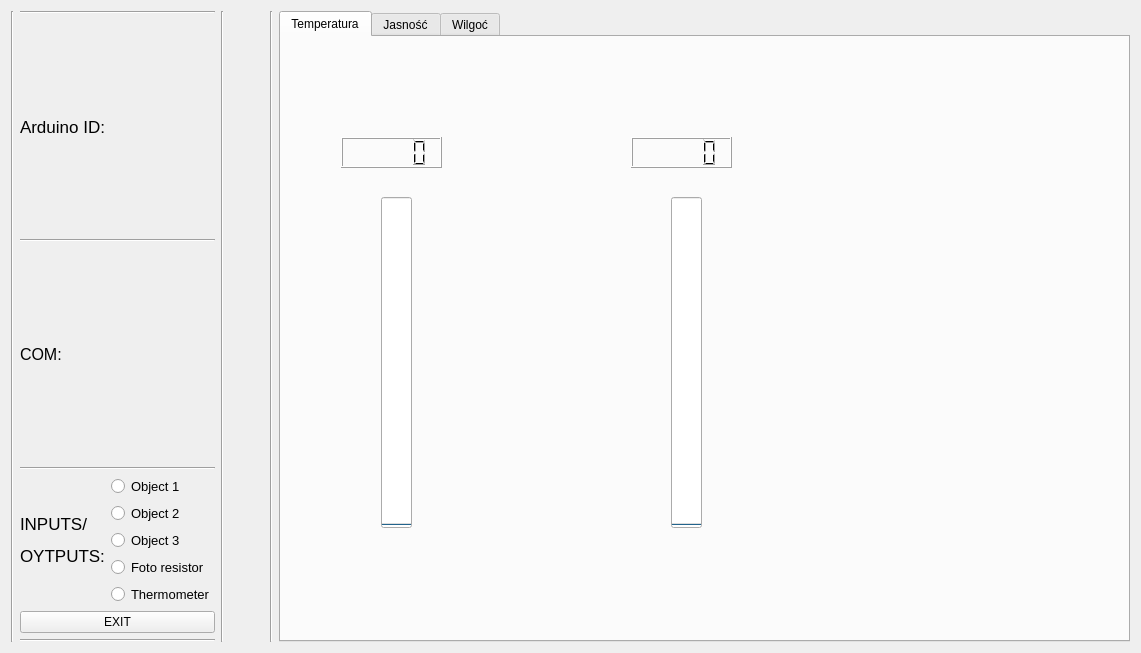
First picture: the form in Staff.ui, repository xxBeWolfxx/house_manager, before the edit.
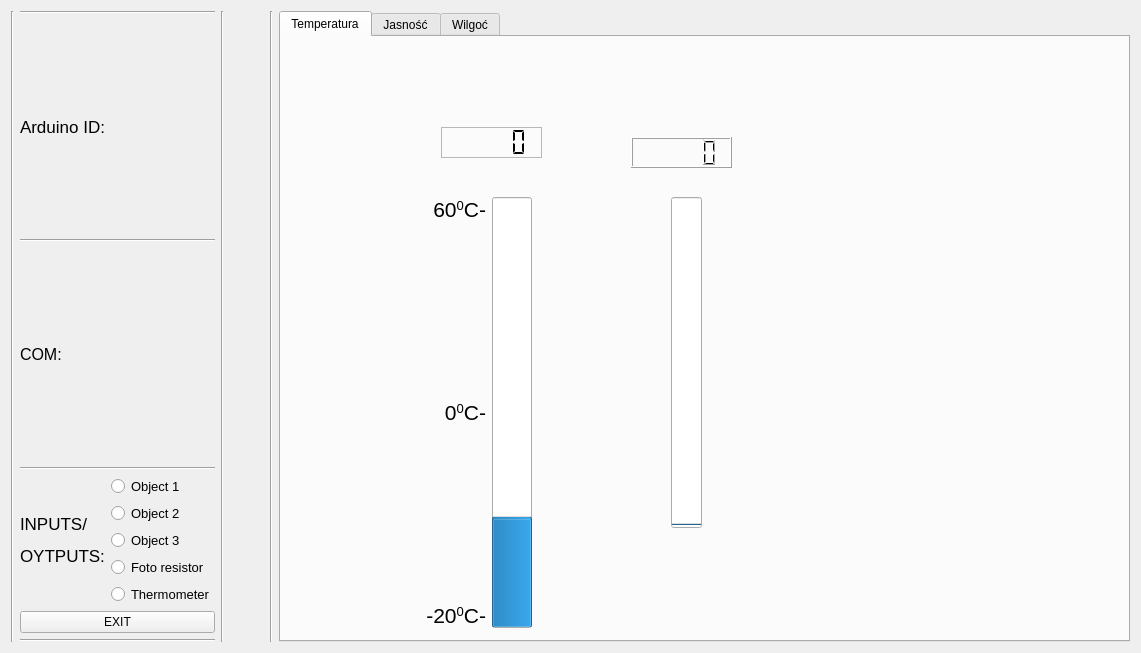
Second picture: the form after the edit. The open tabs and pages were chosen to show the change.

Patch:
```diff
--- a/Staff.ui
+++ b/Staff.ui
@@ -274,28 +274,176 @@
       <widget class="QLCDNumber" name="lcd_temp_1">
        <property name="geometry">
         <rect>
-         <x>60</x>
-         <y>100</y>
+         <x>160</x>
+         <y>90</y>
          <width>101</width>
          <height>31</height>
         </rect>
        </property>
+       <property name="frameShape">
+        <enum>QFrame::StyledPanel</enum>
+       </property>
+       <property name="frameShadow">
+        <enum>QFrame::Plain</enum>
+       </property>
+       <property name="segmentStyle">
+        <enum>QLCDNumber::Flat</enum>
+       </property>
       </widget>
-      <widget class="QProgressBar" name="temp_bar1">
+      <widget class="QWidget" name="gridLayoutWidget">
        <property name="geometry">
         <rect>
-         <x>100</x>
-         <y>160</y>
-         <width>31</width>
-         <height>331</height>
+         <x>30</x>
+         <y>140</y>
+         <width>221</width>
+         <height>451</height>
         </rect>
        </property>
-       <property name="value">
-        <number>0</number>
-       </property>
-       <property name="orientation">
-        <enum>Qt::Vertical</enum>
-       </property>
+       <layout class="QGridLayout" name="gridLayout">
+        <item row="1" column="0">
+         <layout class="QVBoxLayout" name="verticalLayout_3">
+          <item>
+           <widget class="QLabel" name="label">
+            <property name="maximumSize">
+             <size>
+              <width>16777215</width>
+              <height>16777215</height>
+             </size>
+            </property>
+            <property name="font">
+             <font>
+              <pointsize>16</pointsize>
+             </font>
+            </property>
+            <property name="layoutDirection">
+             <enum>Qt::LeftToRight</enum>
+            </property>
+            <property name="text">
+             <string>&lt;html&gt;&lt;head/&gt;&lt;body&gt;&lt;p align=&quot;right&quot;&gt;60&lt;span style=&quot; vertical-align:super;&quot;&gt;0&lt;/span&gt;C-&lt;/p&gt;&lt;/body&gt;&lt;/html&gt;</string>
+            </property>
+           </widget>
+          </item>
+          <item>
+           <spacer name="verticalSpacer_3">
+            <property name="orientation">
+             <enum>Qt::Vertical</enum>
+            </property>
+            <property name="sizeType">
+             <enum>QSizePolicy::MinimumExpanding</enum>
+            </property>
+            <property name="sizeHint" stdset="0">
+             <size>
+              <width>60</width>
+              <height>40</height>
+             </size>
+            </property>
+           </spacer>
+          </item>
+          <item>
+           <widget class="QLabel" name="label_4">
+            <property name="maximumSize">
+             <size>
+              <width>16777215</width>
+              <height>16777215</height>
+             </size>
+            </property>
+            <property name="font">
+             <font>
+              <pointsize>16</pointsize>
+             </font>
+            </property>
+            <property name="layoutDirection">
+             <enum>Qt::LeftToRight</enum>
+            </property>
+            <property name="text">
+             <string>&lt;html&gt;&lt;head/&gt;&lt;body&gt;&lt;p align=&quot;right&quot;&gt;0&lt;span style=&quot; vertical-align:super;&quot;&gt;0&lt;/span&gt;C-&lt;/p&gt;&lt;/body&gt;&lt;/html&gt;</string>
+            </property>
+           </widget>
+          </item>
+          <item>
+           <spacer name="verticalSpacer_2">
+            <property name="orientation">
+             <enum>Qt::Vertical</enum>
+            </property>
+            <property name="sizeType">
+             <enum>QSizePolicy::MinimumExpanding</enum>
+            </property>
+            <property name="sizeHint" stdset="0">
+             <size>
+              <width>20</width>
+              <height>40</height>
+             </size>
+            </property>
+           </spacer>
+          </item>
+          <item>
+           <widget class="QLabel" name="label_6">
+            <property name="maximumSize">
+             <size>
+              <width>16777215</width>
+              <height>16777215</height>
+             </size>
+            </property>
+            <property name="font">
+             <font>
+              <pointsize>16</pointsize>
+             </font>
+            </property>
+            <property name="layoutDirection">
+             <enum>Qt::LeftToRight</enum>
+            </property>
+            <property name="text">
+             <string>&lt;html&gt;&lt;head/&gt;&lt;body&gt;&lt;p align=&quot;right&quot;&gt;-20&lt;span style=&quot; vertical-align:super;&quot;&gt;0&lt;/span&gt;C-&lt;/p&gt;&lt;/body&gt;&lt;/html&gt;</string>
+            </property>
+           </widget>
+          </item>
+         </layout>
+        </item>
+        <item row="1" column="1">
+         <widget class="QProgressBar" name="temp_bar1">
+          <property name="sizePolicy">
+           <sizepolicy hsizetype="Fixed" vsizetype="Expanding">
+            <horstretch>60</horstretch>
+            <verstretch>0</verstretch>
+           </sizepolicy>
+          </property>
+          <property name="minimumSize">
+           <size>
+            <width>40</width>
+            <height>60</height>
+           </size>
+          </property>
+          <property name="minimum">
+           <number>-20</number>
+          </property>
+          <property name="maximum">
+           <number>60</number>
+          </property>
+          <property name="value">
+           <number>0</number>
+          </property>
+          <property name="orientation">
+           <enum>Qt::Vertical</enum>
+          </property>
+         </widget>
+        </item>
+        <item row="0" column="1">
+         <spacer name="verticalSpacer">
+          <property name="orientation">
+           <enum>Qt::Vertical</enum>
+          </property>
+          <property name="sizeType">
+           <enum>QSizePolicy::Fixed</enum>
+          </property>
+          <property name="sizeHint" stdset="0">
+           <size>
+            <width>20</width>
+            <height>20</height>
+           </size>
+          </property>
+         </spacer>
+        </item>
+       </layout>
       </widget>
      </widget>
      <widget class="QWidget" name="tab_2">
```
Left out of the diff: 184 changed lines with no effect on the pictures.
